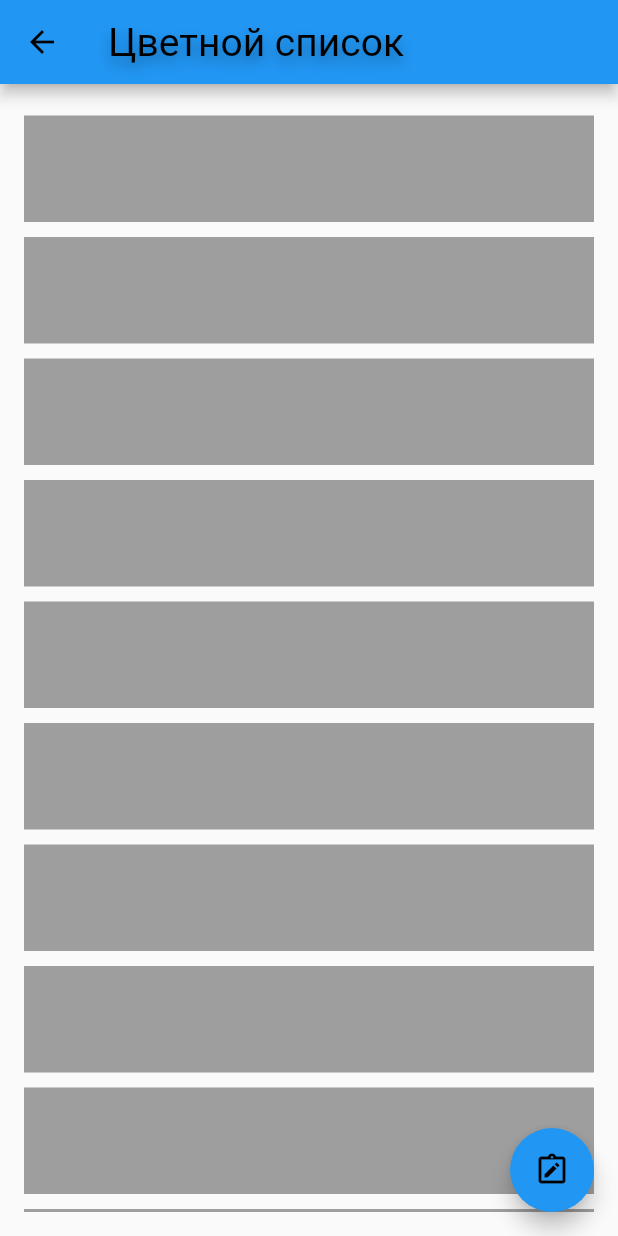
After one commit to NeoZ3p/edu_homework, a Flutter app: the ColoredListPage screen opened directly, on a phone screen of 412 x 824 dp. The commit adds this screen. Run offline on Flutter 3.47's test engine with Material 2 defaults, Android fonts, the phone set to English and light mode, and no system bars.

Commit message:
feat: colored_list

```diff
--- /dev/null
+++ b/lib/presenter/colored_list/colored_list_page.dart
@@ -0,0 +1,41 @@
+import 'package:edu_homework/presenter/colored_list/widgets/colored_tile_list.dart';
+import 'package:edu_homework/utils/generate_color_list.dart';
+import 'package:edu_homework/utils/page_names.dart';
+import 'package:edu_homework/utils/widgets/custom_appbar.dart';
+import 'package:flutter/material.dart';
+
+class ColoredListPage extends StatefulWidget {
+  const ColoredListPage({Key? key}) : super(key: key);
+
+  @override
+  State<ColoredListPage> createState() => _ColoredListPageState();
+}
+
+class _ColoredListPageState extends State<ColoredListPage> {
+  late List<Color> colors;
+
+  @override
+  void initState() {
+    colors = generateColorList(count: 1000, color: Colors.grey);
+
+    super.initState();
+  }
+
+  @override
+  Widget build(BuildContext context) {
+    return Scaffold(
+      appBar: const CustomAppBar(title: PageNames.coloredList),
+      body: ColoredTileList(colors: colors),
+      floatingActionButton: FloatingActionButton(
+        onPressed: _generateRandomColors,
+        child: const Icon(Icons.note_alt_outlined),
+      ),
+    );
+  }
+
+  void _generateRandomColors() {
+    setState(
+      () => colors = generateColorList(count: 1000, isRandomColorList: true),
+    );
+  }
+}
--- /dev/null
+++ b/lib/presenter/colored_list/widgets/colored_tile.dart
@@ -0,0 +1,21 @@
+import 'package:flutter/material.dart';
+
+const tileSize = Size(double.infinity, 71);
+
+class ColoredTile extends StatelessWidget {
+  const ColoredTile({Key? key, required this.color}) : super(key: key);
+
+  final Color color;
+
+  @override
+  Widget build(BuildContext context) {
+    return Padding(
+      padding: const EdgeInsets.symmetric(vertical: 5.0),
+      child: Container(
+        width: tileSize.width,
+        height: tileSize.height,
+        color: color,
+      ),
+    );
+  }
+}
--- /dev/null
+++ b/lib/presenter/colored_list/widgets/colored_tile_list.dart
@@ -0,0 +1,20 @@
+import 'package:flutter/material.dart';
+
+import 'colored_tile.dart';
+
+class ColoredTileList extends StatelessWidget {
+  const ColoredTileList({Key? key, required this.colors}) : super(key: key);
+
+  final List<Color> colors;
+
+  @override
+  Widget build(BuildContext context) {
+    return Padding(
+      padding: const EdgeInsets.all(16),
+      child: ListView.builder(
+        itemCount: colors.length,
+        itemBuilder: (context, index) => ColoredTile(color: colors[index]),
+      ),
+    );
+  }
+}
--- /dev/null
+++ b/lib/utils/generate_color_list.dart
@@ -0,0 +1,16 @@
+import 'dart:math';
+
+import 'package:flutter/material.dart';
+
+List<Color> generateColorList({
+  required int count,
+  Color? color,
+  bool? isRandomColorList,
+}) {
+  return List.generate(count, (_) {
+    var randomColor =
+        Colors.primaries[Random().nextInt(Colors.primaries.length)];
+
+    return color ?? randomColor;
+  });
+}
--- /dev/null
+++ b/lib/utils/page_names.dart
@@ -0,0 +1,13 @@
+class PageNames {
+  static const String coloredSquares = '4 квадрата';
+  static const String coloredList = 'Цветной список';
+  static const String codelabPage = 'Codelab';
+  static const String asyncQueryPage = 'Асинхронный запрос';
+
+  static const List<String> pageList = [
+    coloredSquares,
+    coloredList,
+    codelabPage,
+    asyncQueryPage,
+  ];
+}
```
Also changed, not shown: lib/presenter/colored_squares/colored_squares.dart (deleted, +0 -49 lines), lib/presenter/colored_squares/colored_squares_page.dart (added, +45 -0 lines), lib/presenter/main_screen/widgets/main_screen_body.dart (+6 -10 lines), lib/utils/routes.dart (+5 -2 lines).
